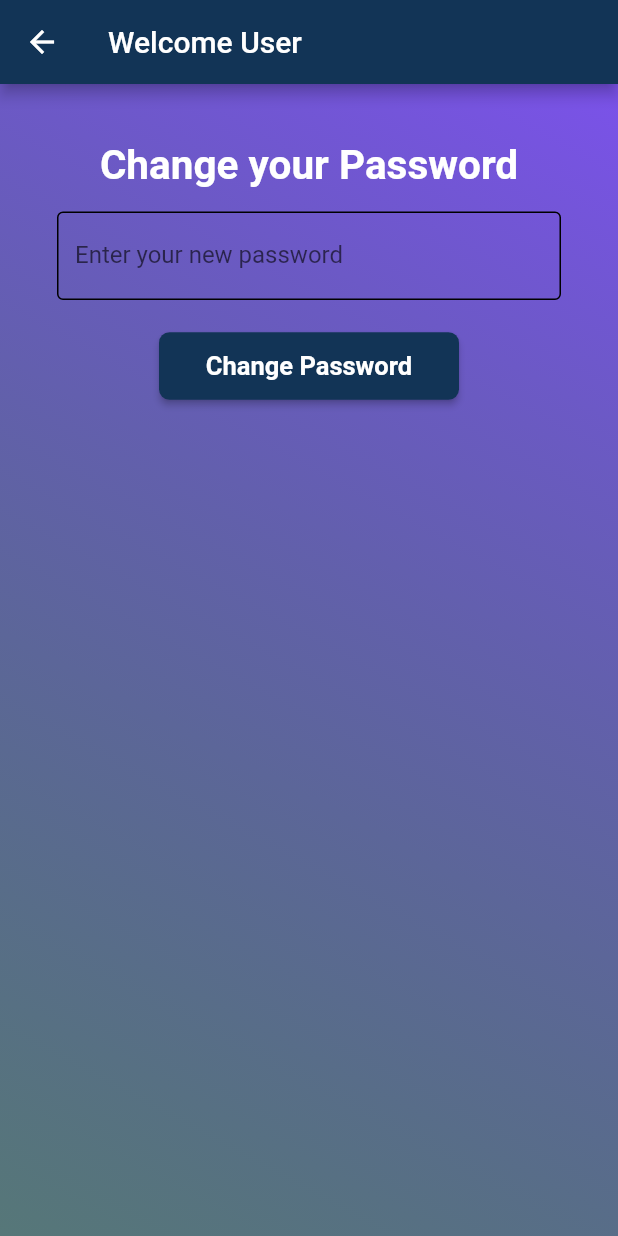
After one commit to utsavshumsher/Hostel_Management_system, a Flutter app: the changePassword screen opened directly, after a tap on "Change Password", on a phone screen of 412 x 824 dp. The commit adds this screen. Run offline on Flutter 3.47's test engine with Material 2 defaults, Android fonts, the phone set to English and light mode, and no system bars; our stand-ins replace firebase_auth, firebase_core, google_fonts, google_sign_in, motion_toast, pin_code_fields and 2 more; accounts and stored records are empty; network calls fail; Roboto replaces fonts that are missing (Alike).

Commit message:
changePassword

```diff
--- a/lib/Profile/profile.dart
+++ b/lib/Profile/profile.dart
@@ -165,7 +165,7 @@ class _ProfileState extends State<Profile> {
                   child: Row(
                     children: [
                       Icon(
-                        Icons.settings,
+                        Icons.password_outlined,
                         color: Color.fromRGBO(105, 101, 101, 1.0),
                         size: 30,
                       ),
@@ -177,7 +177,7 @@ class _ProfileState extends State<Profile> {
                           splashColor: Color.fromARGB(255, 40, 124, 165),
                           onTap: () {},
                           child: Text(
-                            "Settings",
+                            "Change Password",
                             style: TextStyle(
                               fontWeight: FontWeight.bold,
                               fontSize: 21,
--- a/lib/main.dart
+++ b/lib/main.dart
@@ -38,7 +38,7 @@ class MyApp extends StatelessWidget {
       theme: ThemeData(
         fontFamily: GoogleFonts.alike().fontFamily,
       ),
-      home: LoginScreen(),
+      home: Homepage(),
     );
   }
 }
--- /dev/null
+++ b/lib/screens/login/changePassword.dart
@@ -0,0 +1,114 @@
+import 'package:firebase_auth/firebase_auth.dart';
+import 'package:flutter/material.dart';
+import 'package:sleepholic/login/login_screen.dart';
+
+class changePassword extends StatefulWidget {
+  const changePassword({super.key});
+
+  @override
+  State<changePassword> createState() => _changePasswordState();
+}
+
+class _changePasswordState extends State<changePassword> {
+  final _formkey = GlobalKey<FormState>();
+
+  var newPassword = "";
+
+  final newPasswordController = TextEditingController();
+  @override
+  void dispose() {
+    newPasswordController.dispose();
+    super.dispose();
+  }
+
+  final currentUser = FirebaseAuth.instance.currentUser;
+
+  changePassword() async {
+    try {
+      await currentUser!.updatePassword(newPassword);
+      FirebaseAuth.instance.signOut();
+      Navigator.pushReplacement(
+          context, MaterialPageRoute(builder: (context) => LoginScreen()));
+      ScaffoldMessenger.of(context).showSnackBar(SnackBar(
+          backgroundColor: Colors.blueAccent,
+          content: Text(
+            "Your Password has been successfully changes, Login Again",
+            style: TextStyle(fontWeight: FontWeight.bold, fontSize: 19),
+          )));
+    } catch (e) {}
+  }
+
+  @override
+  Widget build(BuildContext context) {
+    return Scaffold(
+      appBar: AppBar(
+        title: Text(
+          "Welcome User",
+          style: TextStyle(color: Colors.white),
+        ),
+        backgroundColor: Color(0xfff123456),
+      ),
+      body: Container(
+        decoration: BoxDecoration(
+          gradient: LinearGradient(colors: [
+            Color.fromARGB(255, 123, 82, 234),
+            Color.fromARGB(172, 7, 56, 58)
+          ], begin: Alignment.topRight, end: Alignment.bottomLeft),
+        ),
+        child: Padding(
+          padding: const EdgeInsets.all(38.0),
+          child: Column(children: [
+            Container(
+              child: Text(
+                "Change your Password",
+                style: TextStyle(
+                    fontWeight: FontWeight.bold,
+                    fontSize: 27,
+                    color: Colors.white),
+              ),
+            ),
+            SizedBox(
+              height: 15,
+            ),
+            Form(
+              key: _formkey,
+              child: TextFormField(
+                decoration: InputDecoration(
+                    labelText: "Enter your new password",
+                    hintText: "New Password",
+                    enabledBorder: OutlineInputBorder(),
+                    focusedBorder: OutlineInputBorder()),
+              ),
+            ),
+            SizedBox(
+              height: 20,
+            ),
+            ElevatedButton(
+              style: ElevatedButton.styleFrom(
+                  backgroundColor: Color(0xfff123456),
+                  padding: EdgeInsets.all(10),
+                  minimumSize: Size(200, 45),
+                  shape: RoundedRectangleBorder(
+                      borderRadius: BorderRadius.circular(7))),
+              onPressed: () {
+                if (_formkey.currentState!.validate()) {
+                  setState(() {
+                    newPassword = newPasswordController.text;
+                  });
+                  changePassword();
+                }
+              },
+              child: Text(
+                "Change Password",
+                style: TextStyle(
+                    fontWeight: FontWeight.bold,
+                    fontSize: 17,
+                    color: Colors.white),
+              ),
+            ),
+          ]),
+        ),
+      ),
+    );
+  }
+}
```
